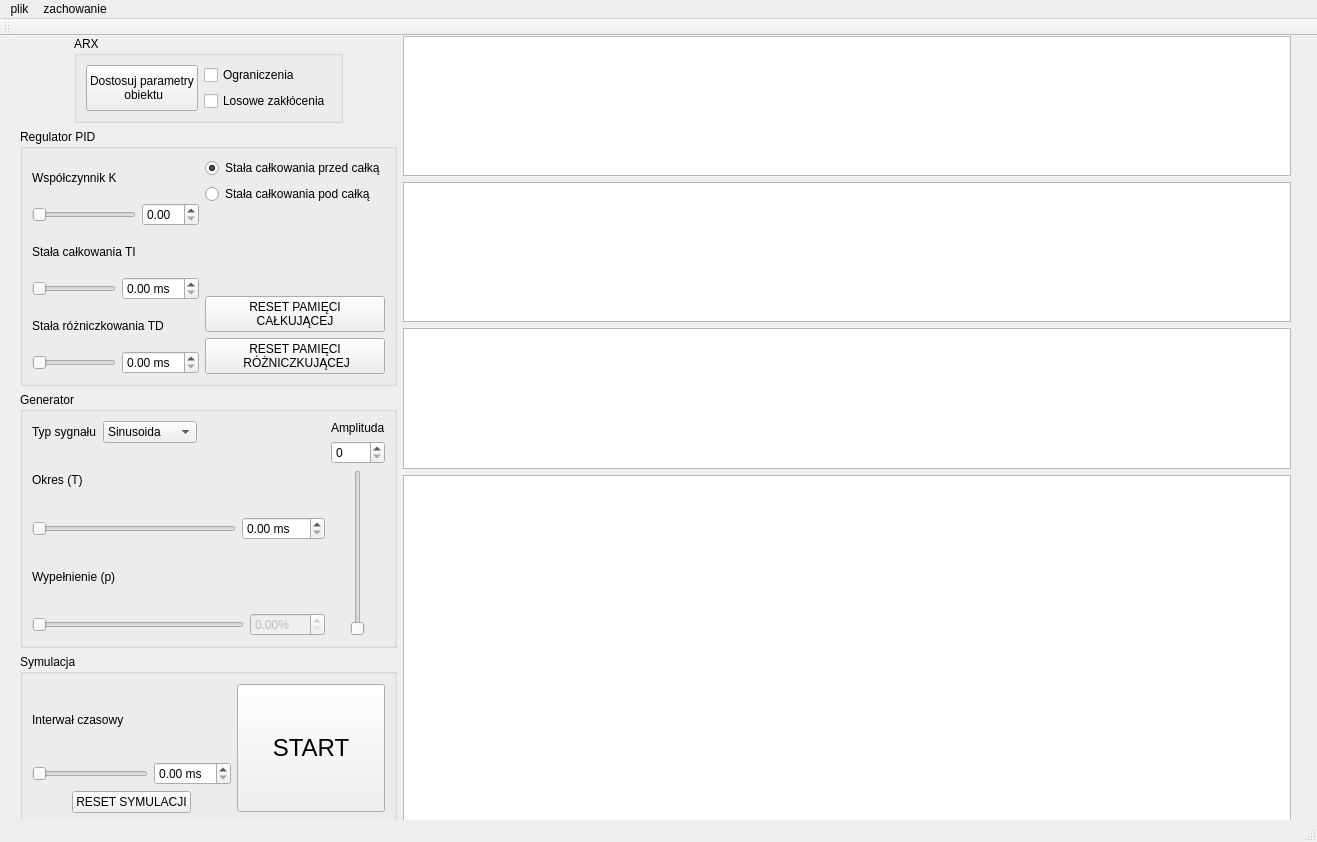
Qt form mainwindow.ui (KamilWarczekIP/PK-Symulator_UAR) before a commit.
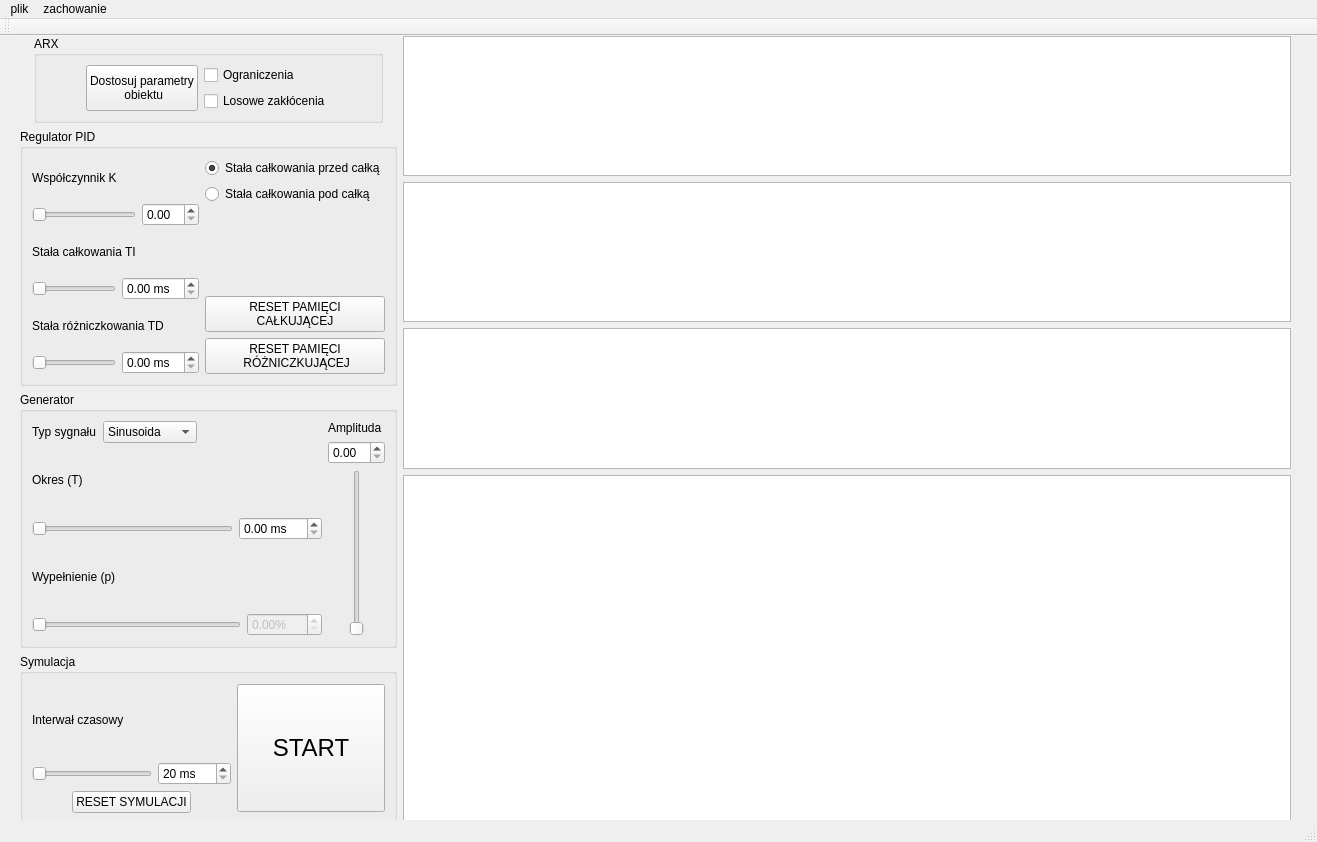
The same form after that commit.

The edit to the form file:
```diff
--- a/mainwindow.ui
+++ b/mainwindow.ui
@@ -51,8 +51,8 @@
          </property>
          <property name="sizePolicy">
           <sizepolicy hsizetype="Expanding" vsizetype="Expanding">
-           <horstretch>0</horstretch>
-           <verstretch>0</verstretch>
+           <horstretch>1</horstretch>
+           <verstretch>1</verstretch>
           </sizepolicy>
          </property>
          <property name="minimumSize">
@@ -61,6 +61,9 @@
            <height>0</height>
           </size>
          </property>
+         <property name="autoFillBackground">
+          <bool>false</bool>
+         </property>
          <property name="title">
           <string>ARX</string>
          </property>
@@ -70,7 +73,23 @@
          <property name="checkable">
           <bool>false</bool>
          </property>
-         <layout class="QHBoxLayout" name="horizontalLayout_6">
+         <layout class="QHBoxLayout" name="horizontalLayout_6" stretch="0,5,1,0">
+          <property name="sizeConstraint">
+           <enum>QLayout::SetMinimumSize</enum>
+          </property>
+          <item>
+           <spacer name="horizontalSpacer_4">
+            <property name="orientation">
+             <enum>Qt::Horizontal</enum>
+            </property>
+            <property name="sizeHint" stdset="0">
+             <size>
+              <width>40</width>
+              <height>20</height>
+             </size>
+            </property>
+           </spacer>
+          </item>
           <item>
            <widget class="QPushButton" name="pushButton_dostosuj_parametry">
             <property name="sizePolicy">
@@ -103,6 +122,19 @@
             </item>
            </layout>
           </item>
+          <item>
+           <spacer name="horizontalSpacer_5">
+            <property name="orientation">
+             <enum>Qt::Horizontal</enum>
+            </property>
+            <property name="sizeHint" stdset="0">
+             <size>
+              <width>40</width>
+              <height>20</height>
+             </size>
+            </property>
+           </spacer>
+          </item>
          </layout>
         </widget>
        </item>
@@ -369,7 +401,7 @@
              </widget>
             </item>
             <item>
-             <widget class="QSpinBox" name="spinBox"/>
+             <widget class="QDoubleSpinBox" name="doubleSpinBox_generator_amplituda"/>
             </item>
             <item>
              <layout class="QHBoxLayout" name="horizontalLayout_14">
@@ -414,17 +446,29 @@
             <item>
              <layout class="QHBoxLayout" name="horizontalLayout_12">
               <item>
-               <widget class="QSlider" name="horizontalSlider_9">
+               <widget class="QSlider" name="horizontalSlider_symulacja_interwal">
+                <property name="minimum">
+                 <number>20</number>
+                </property>
+                <property name="maximum">
+                 <number>2000</number>
+                </property>
                 <property name="orientation">
                  <enum>Qt::Horizontal</enum>
                 </property>
                </widget>
               </item>
               <item>
-               <widget class="QDoubleSpinBox" name="doubleSpinBox">
+               <widget class="QSpinBox" name="spinBox_symulacja_interwal">
                 <property name="suffix">
                  <string> ms</string>
                 </property>
+                <property name="minimum">
+                 <number>20</number>
+                </property>
+                <property name="maximum">
+                 <number>2000</number>
+                </property>
                </widget>
               </item>
              </layout>
```
Left out of the diff: 47 changed lines with no effect on the pictures.
